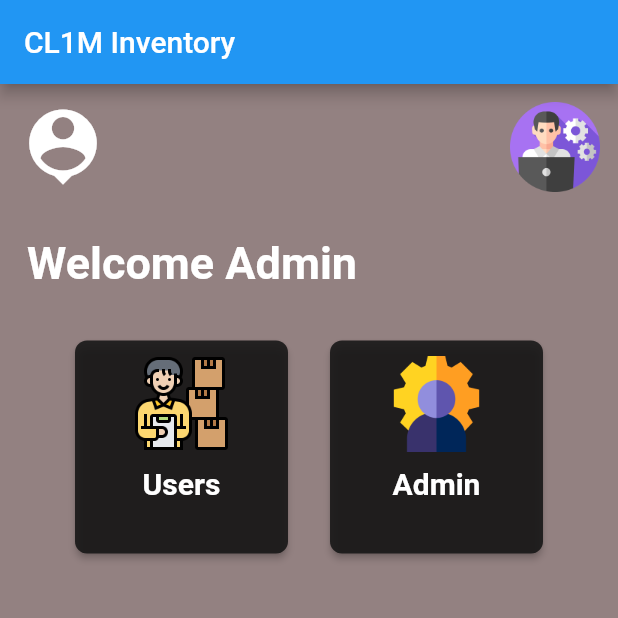
After one commit to jamex2828/administrator-added, a Flutter app: the Dashboard screen opened directly, on a phone screen of 412 x 824 dp, the top half of it. The commit adds this screen. Run offline on Flutter 3.47's test engine with Material 2 defaults, Android fonts, the phone set to English and light mode, and no system bars; our stand-ins replace flutter_secure_storage; missing offline and left inert: flutter_qr_bar_scanner; accounts and stored records are empty.

Commit message:
added dashboard admin

```diff
--- /dev/null
+++ b/flutter/Frontend/lib/administrator/admin_landing_page.dart
@@ -0,0 +1,138 @@
+import 'package:Login/administrator/home_main.dart';
+import 'package:Login/administrator/userlist.dart';
+import 'package:flutter/material.dart';
+//import 'dashboard.dart';
+
+void main() {
+  runApp(const MaterialApp(
+    home: Dashboard(),
+  ));
+}
+
+class Dashboard extends StatelessWidget {
+  const Dashboard({Key? key}) : super(key: key);
+
+  @override
+  Widget build(BuildContext context) {
+    return Scaffold(
+      appBar: AppBar(
+        title: const Text('CL1M Inventory'),
+      ),
+      backgroundColor: Color.fromARGB(255, 147, 129, 129),
+      body: SafeArea(
+        child: Column(
+          crossAxisAlignment: CrossAxisAlignment.start,
+          children: [
+            Padding(
+              padding: const EdgeInsets.all(12.0),
+              child: Row(
+                mainAxisAlignment: MainAxisAlignment.spaceBetween,
+                children: [
+                  const Icon(Icons.location_history,
+                      color: Colors.white, size: 60.0),
+                  Image.asset("assets/admin-top.png", width: 60.0)
+                ],
+              ),
+            ),
+            const Padding(
+              padding: EdgeInsets.all(18.0),
+              child: Text(
+                "Welcome Admin",
+                style: TextStyle(
+                    color: Colors.white,
+                    fontSize: 30.0,
+                    fontWeight: FontWeight.bold),
+                textAlign: TextAlign.start,
+              ),
+            ),
+            Padding(
+              padding: const EdgeInsets.all(12.0),
+              child: Center(
+                child: Wrap(
+                  spacing: 20.0,
+                  runSpacing: 20.0,
+                  children: [
+                    SizedBox(
+                      width: 150.0,
+                      height: 150.0,
+                      child: InkWell(
+                        onTap: () {
+                          //BUTTON ACTION
+                          Navigator.push(
+                              context,
+                              MaterialPageRoute(
+                                  builder: (context) => const Users()));
+                        },
+                        child: Card(
+                          color: const Color.fromARGB(225, 21, 21, 21),
+                          elevation: 2.0,
+                          shape: RoundedRectangleBorder(
+                              borderRadius: BorderRadius.circular(8.0)),
+                          child: Center(
+                            child: Padding(
+                              padding: const EdgeInsets.all(10.0),
+                              child: Column(
+                                children: [
+                                  Image.asset("assets/items.png", width: 64.0),
+                                  const SizedBox(height: 10.0),
+                                  const Text("Users",
+                                      style: TextStyle(
+                                        color: Colors.white,
+                                        fontWeight: FontWeight.bold,
+                                        fontSize: 20.0,
+                                      )),
+                                  const SizedBox(height: 5.0),
+                                ],
+                              ),
+                            ),
+                          ),
+                        ),
+                      ),
+                    ),
+                    SizedBox(
+                      width: 150.0,
+                      height: 150.0,
+                      child: InkWell(
+                        onTap: () {
+                          //BUTTON ACTION
+                          Navigator.push(
+                              context,
+                              MaterialPageRoute(
+                                  builder: (context) => Home(1, 0)));
+                        },
+                        child: Card(
+                          color: const Color.fromARGB(225, 21, 21, 21),
+                          elevation: 2.0,
+                          shape: RoundedRectangleBorder(
+                              borderRadius: BorderRadius.circular(8.0)),
+                          child: Center(
+                            child: Padding(
+                              padding: const EdgeInsets.all(10.0),
+                              child: Column(
+                                children: [
+                                  Image.asset("assets/admin.png", width: 64.0),
+                                  const SizedBox(height: 10.0),
+                                  const Text("Admin",
+                                      style: TextStyle(
+                                        color: Colors.white,
+                                        fontWeight: FontWeight.bold,
+                                        fontSize: 20.0,
+                                      )),
+                                  const SizedBox(height: 5.0),
+                                ],
+                              ),
+                            ),
+                          ),
+                        ),
+                      ),
+                    ),
+                  ],
+                ),
+              ),
+            )
+          ],
+        ),
+      ),
+    );
+  }
+}
--- a/flutter/Frontend/lib/administrator/details.dart
+++ b/flutter/Frontend/lib/administrator/details.dart
@@ -12,14 +12,13 @@ class MyDetail extends StatefulWidget {
 }
 
 class _MyDetailState extends State<MyDetail> {
-  // List<Item> item = allItem;
   Item item;
   final resultNotifier = ValueNotifier<RequestState>(RequestInitial());
   Future<void> deleteItem() async {
-    //DELETE
+                                                                                //DELETE
     resultNotifier.value = RequestLoadInProgress();
     Response response = await http.delete(
-      Uri.parse('http://localhost:1337/api/items'), //edit filter
+      Uri.parse('http://localhost:1337/api/items/1'), //edit filter
     );
     print('Status code: ${response.statusCode}');
     print('Deleted item: ${response.body}');
--- /dev/null
+++ b/flutter/Frontend/lib/administrator/userlist.dart
@@ -0,0 +1,25 @@
+import 'package:flutter/material.dart';
+
+void main() {
+  runApp(Users());
+}
+
+class Users extends StatelessWidget {
+  const Users({Key? key}) : super(key: key);
+
+
+  @override
+  Widget build(BuildContext context) {
+    return MaterialApp(
+      title: 'List',
+      home: Scaffold(
+        appBar: AppBar(
+          title: const Text('CL1M Inventory'),
+        ),
+        body: const Center(
+          child: Text('User List'),
+        ),
+      ),
+    );
+  }
+}
```
Also changed, not shown: flutter/Frontend/lib/administrator/add_item.dart (+13 -14 lines), flutter/Frontend/lib/administrator/http_helper.dart (added, +31 -0 lines), flutter/Frontend/lib/administrator/item_list.dart (+11 -13 lines), flutter/Frontend/lib/administrator/testpage.dart (added, +67 -0 lines), flutter/Frontend/assets/about.png (deleted), flutter/Frontend/assets/admin-top.png (added), flutter/Frontend/assets/admin.png (added), flutter/Frontend/assets/items.png (added), flutter/Frontend/assets/team.png (added), 5 other files.
